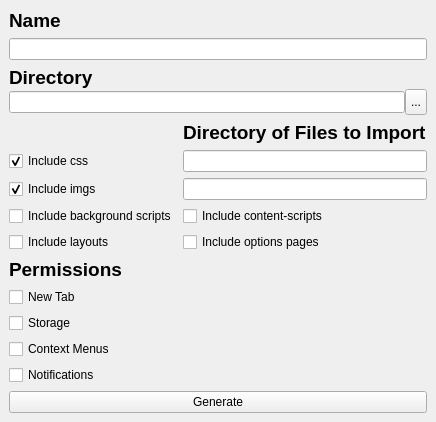
This is cesgen/designer/design.ui in attilathedud/cesgen as Qt 5 draws it before an edit. The edited form follows.
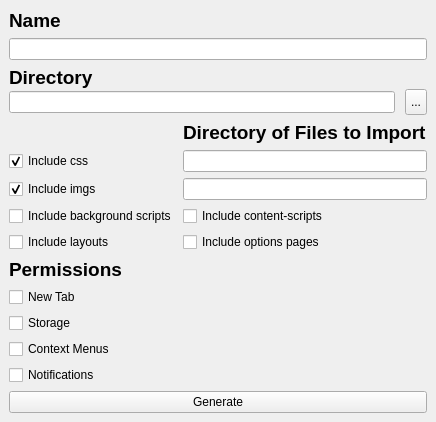
This is the edited form. Icons and pictures are not drawn.

Commit message: Fixing overlap issue with directory choosing button

What changed in the file:
```diff
--- a/cesgen/designer/design.ui
+++ b/cesgen/designer/design.ui
@@ -9,8 +9,8 @@
    <rect>
     <x>0</x>
     <y>0</y>
-    <width>406</width>
-    <height>398</height>
+    <width>413</width>
+    <height>403</height>
    </rect>
   </property>
   <property name="sizePolicy">
@@ -73,13 +73,29 @@
        </widget>
       </item>
       <item>
-       <layout class="QHBoxLayout" name="horizontalLayout" stretch="0,1">
+       <layout class="QHBoxLayout" name="horizontalLayout" stretch="0,0,0">
         <property name="sizeConstraint">
-         <enum>QLayout::SetFixedSize</enum>
+         <enum>QLayout::SetDefaultConstraint</enum>
         </property>
         <item>
          <widget class="QLineEdit" name="leDirectory"/>
         </item>
+        <item>
+         <spacer name="horizontalSpacer">
+          <property name="orientation">
+           <enum>Qt::Horizontal</enum>
+          </property>
+          <property name="sizeType">
+           <enum>QSizePolicy::Fixed</enum>
+          </property>
+          <property name="sizeHint" stdset="0">
+           <size>
+            <width>10</width>
+            <height>20</height>
+           </size>
+          </property>
+         </spacer>
+        </item>
         <item>
          <widget class="QPushButton" name="btnDirectoryChoose">
           <property name="sizePolicy">
```
Left out of the diff: 109 changed lines with no effect on the pictures. The commit also changes 1 other file.
